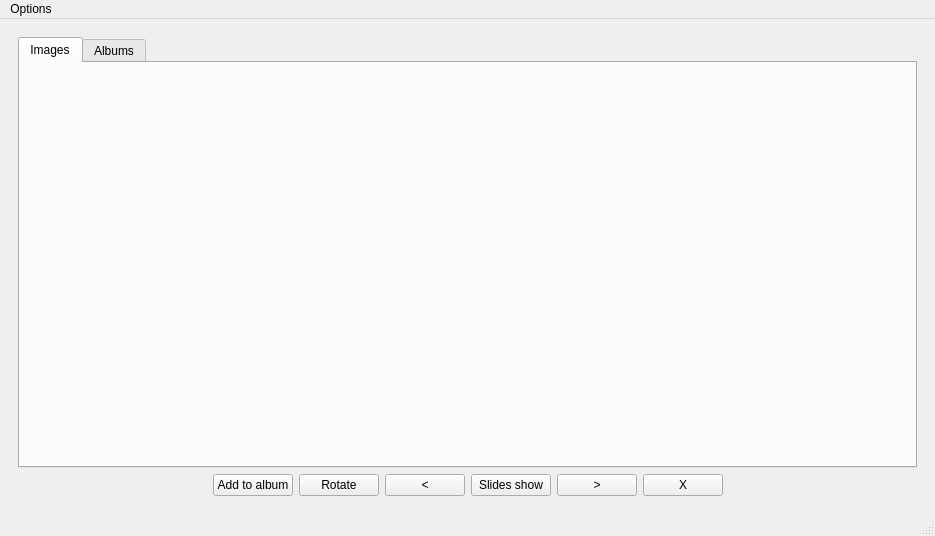
Above: galeria_zdjec/Project/mainwindow.ui from starzykbartlomiej/photo_gallery before the change. Below: the same form after it.
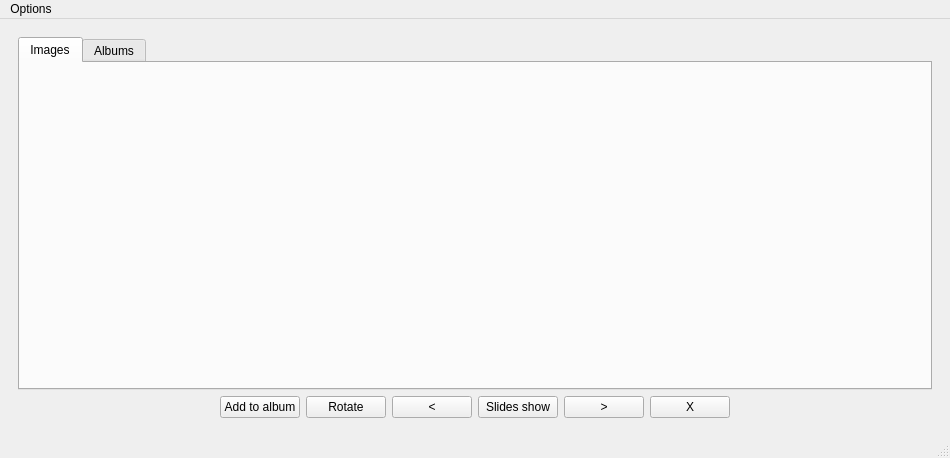
That is the form after the change. The open tabs and pages were chosen to show the change.

What changed in the file:
```diff
--- a/galeria_zdjec/Project/mainwindow.ui
+++ b/galeria_zdjec/Project/mainwindow.ui
@@ -6,8 +6,8 @@
    <rect>
     <x>0</x>
     <y>0</y>
-    <width>935</width>
-    <height>536</height>
+    <width>950</width>
+    <height>458</height>
    </rect>
   </property>
   <property name="windowTitle">
@@ -337,7 +337,7 @@
     <rect>
      <x>0</x>
      <y>0</y>
-     <width>935</width>
+     <width>950</width>
      <height>20</height>
     </rect>
    </property>
```
Left out of the diff: 2 changed lines with no effect on the pictures.
